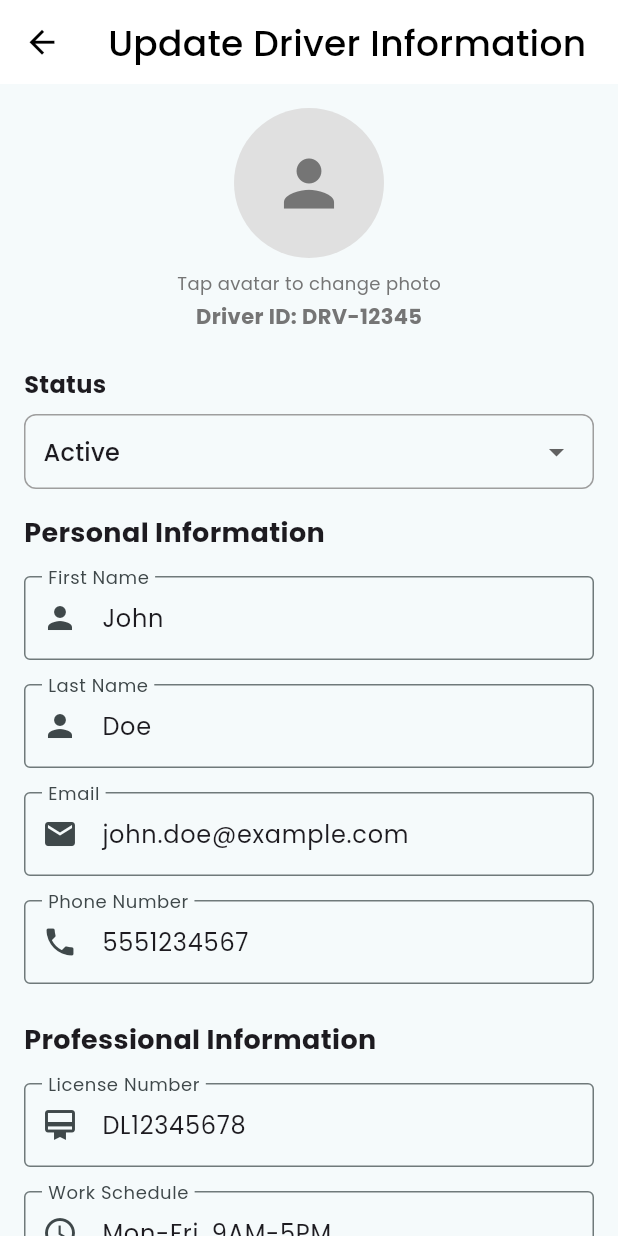
After one commit to Project-Captone-2-VMS/VMS-repo-App, a Flutter app: the UpdateDriverInfoScreen screen opened directly, on a phone screen of 412 x 824 dp. The commit adds this screen. Run offline on Flutter 3.47's test engine with Material 3 defaults, Android fonts, the phone set to English and light mode, and no system bars; our stand-ins replace bloc, cloud_firestore, dio, equatable, firebase_core, fl_chart and 11 more; accounts and stored records are empty; generated files the repository leaves out were written again; network calls fail.

Commit message:
feat: add update profile screen

```diff
--- a/vms_app/lib/features/profile/presentation/ui/screens/profile_screen.dart
+++ b/vms_app/lib/features/profile/presentation/ui/screens/profile_screen.dart
@@ -1,5 +1,6 @@
 import 'package:flutter/material.dart';
 import 'package:vms_app/config/theme/app_theme.dart';
+
 import '../widgets/profile_header.dart';
 import '../widgets/settings_list.dart';
 
@@ -10,19 +11,30 @@ class ProfileScreen extends StatelessWidget {
   Widget build(BuildContext context) {
     return Scaffold(
       appBar: AppBar(
-        title: const Text('Profile', style: AppTextStyles.appbarText),
+        title: Text('Profile', style: AppTextStyles.appbarText),
+        backgroundColor: Colors.white,
+        elevation: 0,
+        actions: [
+          IconButton(
+            icon: const Icon(Icons.logout, color: AppTheme.customRed),
+            onPressed: () {
+              // Logout
+            },
+          ),
+        ],
       ),
-      body: const SingleChildScrollView(
+      body: SingleChildScrollView(
         child: Column(
           children: [
-            ProfileHeader(
+            const ProfileHeader(
               name: 'Darlene Steward',
-              bio: 'Trust your feelings , be a good human beings',
+              bio: 'Tin vào cảm xúc của bạn, hãy là một con người tốt',
               avatarUrl:
                   'https://static.vecteezy.com/system/resources/thumbnails/046/463/338/small/happy-young-man-celebrating-with-fists-raised-on-transparent-background-png.png',
             ),
-            SizedBox(height: 16),
-            SettingsList(),
+            const SizedBox(height: 16),
+            Container(height: 1, color: Colors.grey[300]),
+            const SettingsList(),
           ],
         ),
       ),
--- /dev/null
+++ b/vms_app/lib/features/profile/presentation/ui/screens/update_driver_info_screen.dart
@@ -0,0 +1,347 @@
+import 'dart:io';
+import 'package:flutter/material.dart';
+import 'package:flutter/services.dart';
+import 'package:go_router/go_router.dart';
+import 'package:image_picker/image_picker.dart';
+import 'package:intl/intl.dart';
+import 'package:vms_app/config/theme/app_theme.dart';
+
+class UpdateDriverInfoScreen extends StatefulWidget {
+  const UpdateDriverInfoScreen({Key? key}) : super(key: key);
+
+  @override
+  _UpdateDriverInfoScreenState createState() => _UpdateDriverInfoScreenState();
+}
+
+class _UpdateDriverInfoScreenState extends State<UpdateDriverInfoScreen> {
+  final _formKey = GlobalKey<FormState>();
+
+  // Form controllers
+  final _firstNameController = TextEditingController();
+  final _lastNameController = TextEditingController();
+  final _emailController = TextEditingController();
+  final _phoneController = TextEditingController();
+  final _licenseController = TextEditingController();
+  final _workScheduleController = TextEditingController();
+
+  // Status options
+  final List<String> _statusOptions = ['Active', 'Inactive', 'On Leave'];
+  String _selectedStatus = 'Active';
+
+  // Image picker
+  File? _selectedImage;
+  final ImagePicker _picker = ImagePicker();
+
+  @override
+  void initState() {
+    super.initState();
+    _loadDriverData();
+  }
+
+  void _loadDriverData() {
+    // Mock existing data
+    _firstNameController.text = 'John';
+    _lastNameController.text = 'Doe';
+    _emailController.text = 'john.doe@example.com';
+    _phoneController.text = '5551234567';
+    _licenseController.text = 'DL12345678';
+    _workScheduleController.text = 'Mon-Fri, 9AM-5PM';
+    _selectedStatus = 'Active';
+  }
+
+  Future<void> _pickImage() async {
+    final pickedFile = await _picker.pickImage(source: ImageSource.gallery);
+    if (pickedFile != null) {
+      setState(() {
+        _selectedImage = File(pickedFile.path);
+      });
+    }
+  }
+
+  void _submitForm() {
+    if (_formKey.currentState!.validate()) {
+      final driverData = {
+        'first_name': _firstNameController.text,
+        'last_name': _lastNameController.text,
+        'email': _emailController.text,
+        'phone_number': _phoneController.text,
+        'license_number': _licenseController.text,
+        'work_schedule': _workScheduleController.text,
+        'status': _selectedStatus,
+        'avatar_path': _selectedImage?.path, // Có thể dùng để upload lên server
+      };
+
+      ScaffoldMessenger.of(context).showSnackBar(
+        const SnackBar(
+          content: Text('Driver information updated successfully'),
+        ),
+      );
+
+      print('Updated driver data: $driverData');
+    }
+  }
+
+  @override
+  void dispose() {
+    _firstNameController.dispose();
+    _lastNameController.dispose();
+    _emailController.dispose();
+    _phoneController.dispose();
+    _licenseController.dispose();
+    _workScheduleController.dispose();
+    super.dispose();
+  }
+
+  @override
+  Widget build(BuildContext context) {
+    return Scaffold(
+      appBar: AppBar(
+        title: Text(
+          'Update Driver Information',
+          style: AppTextStyles.appbarText,
+        ),
+        centerTitle: false,
+        leading: IconButton(
+          icon: const Icon(Icons.arrow_back, size: 25, color: Colors.black),
+          onPressed: () => context.pop(),
+        ),
+        backgroundColor: Colors.white,
+        elevation: 0,
+      ),
+      body: SafeArea(
+        child: SingleChildScrollView(
+          child: Padding(
+            padding: const EdgeInsets.all(16.0),
+            child: Form(
+              key: _formKey,
+              child: Column(
+                crossAxisAlignment: CrossAxisAlignment.start,
+                children: [
+                  Center(
+                    child: Column(
+                      children: [
+                        GestureDetector(
+                          onTap: _pickImage,
+                          child: CircleAvatar(
+                            radius: 50,
+                            backgroundColor: Colors.grey[300],
+                            backgroundImage:
+                                _selectedImage != null
+                                    ? FileImage(_selectedImage!)
+                                    : null,
+                            child:
+                                _selectedImage == null
+                                    ? Icon(
+                                      Icons.person,
+                                      size: 50,
+                                      color: Colors.grey[600],
+                                    )
+                                    : null,
+                          ),
+                        ),
+                        const SizedBox(height: 8),
+                        Text(
+                          'Tap avatar to change photo',
+                          style: TextStyle(
+                            fontSize: 12,
+                            color: Colors.grey[600],
+                          ),
+                        ),
+                        const SizedBox(height: 4),
+                        Text(
+                          'Driver ID: DRV-12345',
+                          style: TextStyle(
+                            color: Colors.grey[600],
+                            fontWeight: FontWeight.bold,
+                          ),
+                        ),
+                      ],
+                    ),
+                  ),
+                  const SizedBox(height: 24),
+
+                  // Status
+                  const Text(
+                    'Status',
+                    style: TextStyle(fontWeight: FontWeight.bold, fontSize: 16),
+                  ),
+                  const SizedBox(height: 8),
+                  Container(
+                    decoration: BoxDecoration(
+                      border: Border.all(color: Colors.grey),
+                      borderRadius: BorderRadius.circular(8),
+                    ),
+                    padding: const EdgeInsets.symmetric(horizontal: 12),
+                    child: DropdownButtonHideUnderline(
+                      child: DropdownButton<String>(
+                        isExpanded: true,
+                        value: _selectedStatus,
+                        items:
+                            _statusOptions
+                                .map(
+                                  (String status) => DropdownMenuItem(
+                                    value: status,
+                                    child: Text(status),
+                                  ),
+                                )
+                                .toList(),
+                        onChanged: (String? newValue) {
+                          if (newValue != null) {
+                            setState(() => _selectedStatus = newValue);
+                          }
+                        },
+                      ),
+                    ),
+                  ),
+                  const SizedBox(height: 16),
+
+                  const Text(
+                    'Personal Information',
+                    style: TextStyle(fontWeight: FontWeight.bold, fontSize: 18),
+                  ),
+                  const SizedBox(height: 16),
+
+                  // First Name
+                  TextFormField(
+                    controller: _firstNameController,
+                    decoration: const InputDecoration(
+                      labelText: 'First Name',
+                      border: OutlineInputBorder(),
+                      prefixIcon: Icon(Icons.person),
+                    ),
+                    validator:
+                        (value) =>
+                            value == null || value.isEmpty
+                                ? 'Please enter first name'
+                                : null,
+                  ),
+                  const SizedBox(height: 16),
+
+                  // Last Name
+                  TextFormField(
+                    controller: _lastNameController,
+                    decoration: const InputDecoration(
+                      labelText: 'Last Name',
+                      border: OutlineInputBorder(),
+                      prefixIcon: Icon(Icons.person),
+                    ),
+                    validator:
+                        (value) =>
+                            value == null || value.isEmpty
+                                ? 'Please enter last name'
+                                : null,
+                  ),
+                  const SizedBox(height: 16),
+
+                  // Email
+                  TextFormField(
+                    controller: _emailController,
+                    decoration: const InputDecoration(
+                      labelText: 'Email',
+                      border: OutlineInputBorder(),
+                      prefixIcon: Icon(Icons.email),
+                    ),
+                    keyboardType: TextInputType.emailAddress,
+                    validator: (value) {
+                      if (value == null || value.isEmpty)
+                        return 'Please enter email';
+                      if (!RegExp(
+                        r'^[\w-\.]+@([\w-]+\.)+[\w-]{2,4}$',
+                      ).hasMatch(value)) {
+                        return 'Please enter a valid email';
+                      }
+                      return null;
+                    },
+                  ),
+                  const SizedBox(height: 16),
+
+                  // Phone Number
+                  TextFormField(
+                    controller: _phoneController,
+                    decoration: const InputDecoration(
+                      labelText: 'Phone Number',
+                      border: OutlineInputBorder(),
+                      prefixIcon: Icon(Icons.phone),
+                    ),
+                    keyboardType: TextInputType.phone,
+                    inputFormatters: [
+                      FilteringTextInputFormatter.digitsOnly,
+                      LengthLimitingTextInputFormatter(10),
+                    ],
+                    validator: (value) {
+                      if (value == null || value.isEmpty)
+                        return 'Please enter phone number';
+                      if (value.length < 10)
+                        return 'Please enter a valid phone number';
+                      return null;
+                    },
+                  ),
+                  const SizedBox(height: 24),
+
+                  const Text(
+                    'Professional Information',
+                    style: TextStyle(fontWeight: FontWeight.bold, fontSize: 18),
+                  ),
+                  const SizedBox(height: 16),
+
+                  // License Number
+                  TextFormField(
+                    controller: _licenseController,
+                    decoration: const InputDecoration(
+                      labelText: 'License Number',
+                      border: OutlineInputBorder(),
+                      prefixIcon: Icon(Icons.card_membership),
+                    ),
+                    validator:
+                        (value) =>
+                            value == null || value.isEmpty
+                                ? 'Please enter license number'
+                                : null,
+                  ),
+                  const SizedBox(height: 16),
+
+                  // Work Schedule
+                  TextFormField(
+                    controller: _workScheduleController,
+                    decoration: const InputDecoration(
+                      labelText: 'Work Schedule',
+                      border: OutlineInputBorder(),
+                      prefixIcon: Icon(Icons.schedule),
+                      hintText: 'e.g., Mon-Fri, 9AM-5PM',
+                    ),
+                    validator:
+                        (value) =>
+                            value == null || value.isEmpty
+                                ? 'Please enter work schedule'
+                                : null,
+                  ),
+                  const SizedBox(height: 32),
+
+                  SizedBox(
+                    width: double.infinity,
+                    height: 50,
+                    child: ElevatedButton(
+                      onPressed: _submitForm,
+                      style: ElevatedButton.styleFrom(
+                        backgroundColor: AppTheme.primaryColor,
+                        foregroundColor: Colors.white,
+                        shape: RoundedRectangleBorder(
+                          borderRadius: BorderRadius.circular(8),
+                        ),
+                      ),
+                      child: const Text(
+                        'Update Driver Information',
+                        style: AppTextStyles.button,
+                      ),
+                    ),
+                  ),
+                  const SizedBox(height: 32),
+                ],
+              ),
+            ),
+          ),
+        ),
+      ),
+    );
+  }
+}
```
